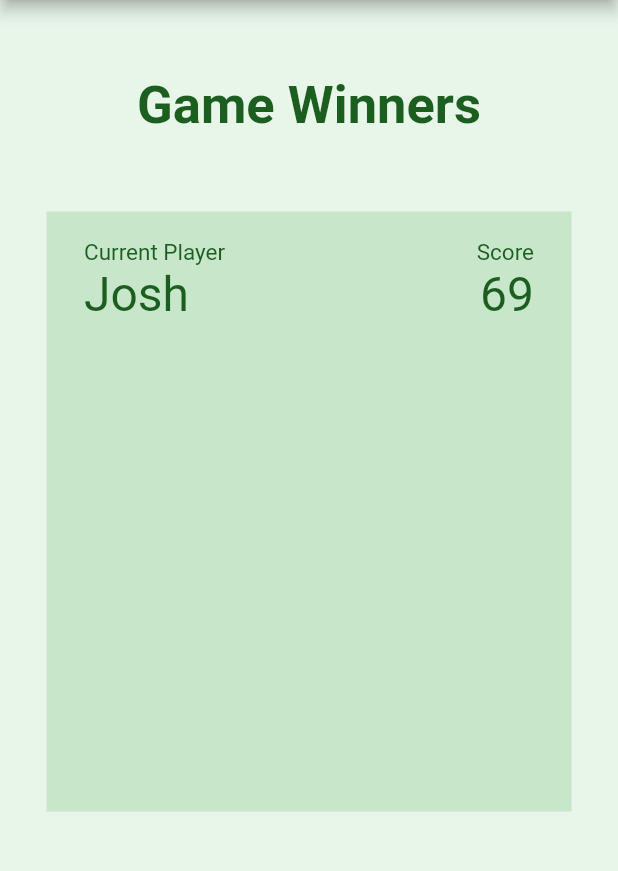
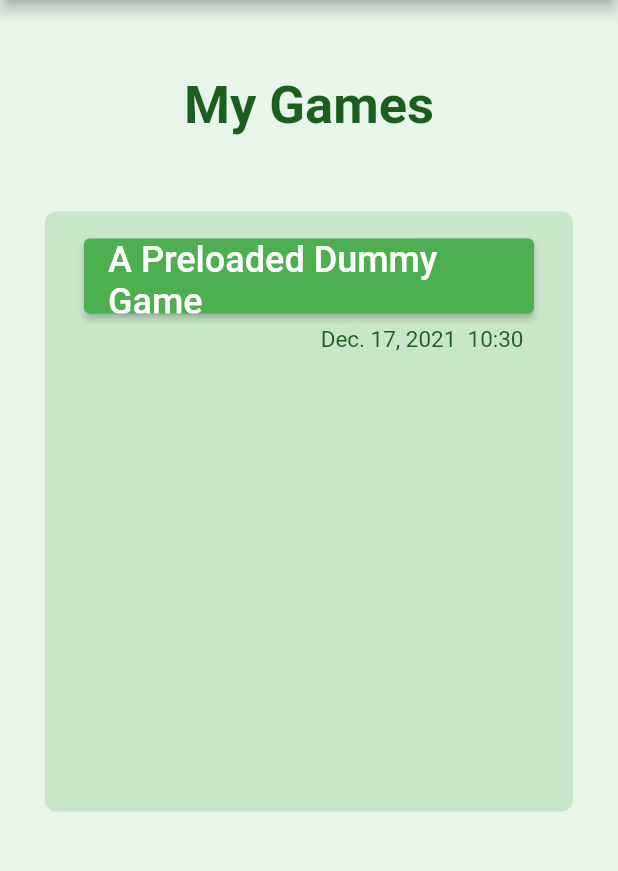
Before and after one commit to radicalgrim/game_saver, a Flutter app: the ScoreboardPage screen opened by its route, on a phone screen of 412 x 824 dp, the part 84-955 px from its top. Run offline on Flutter 3.47's test engine with Material 2 defaults, Android fonts, the phone set to English and light mode, and no system bars; our stand-ins replace flutter_form_builder, page_transition.

Commit message:
Redo scoreboards page and add game details page skeleton

```diff
--- a/lib/main.dart
+++ b/lib/main.dart
@@ -1,7 +1,9 @@
 import 'package:flutter/material.dart';
 import 'package:game_saver/pages/add_players_page.dart';
 import 'package:game_saver/pages/customize_game_page.dart';
+import 'package:game_saver/pages/end_of_game.dart';
 import 'package:game_saver/pages/end_of_round.dart';
+import 'package:game_saver/pages/game_details_page.dart';
 import 'package:game_saver/pages/game_options_page.dart';
 import 'package:game_saver/pages/home_page.dart';
 import 'package:game_saver/pages/round_x_page.dart';
@@ -31,7 +33,9 @@ class MyApp extends StatelessWidget {
       routes: {
         AddPlayersPage.route: (_) => const AddPlayersPage(),
         CustomizeGamePage.route: (_) => const CustomizeGamePage(),
-        EndOfRound.route: (_) => const EndOfRound(),
+        EndOfGamePage.route: (_) => const EndOfGamePage(),
+        EndOfRoundPage.route: (_) => const EndOfRoundPage(),
+        GameDetailsPage.route: (_) => const GameDetailsPage(),
         GameOptionsPage.route: (_) => const GameOptionsPage(),
         RoundXPage.route: (_) => const RoundXPage(),
         ScoreboardPage.route: (_) => const ScoreboardPage(),
--- a/lib/pages/add_players_page.dart
+++ b/lib/pages/add_players_page.dart
@@ -116,11 +116,11 @@ class AddPlayersPageState extends State<AddPlayersPage> {
                   padding: const EdgeInsets.symmetric(vertical: 15),
                   child: ElevatedButton(
                     child: const Text(ProjectStrings.nextButton,
-                        style: ProjectTextStyles.buttonLargeTextStyle),
+                        style: ProjectTextStyles.buttonStandardTextStyle),
                     onPressed: () {
                       if (gamePlayers.isNotEmpty) {
                         // Create new game
-                        globals.currentGame = GameInfo(gamePlayers);
+                        globals.currentGame = GameInfo(players: gamePlayers);
 
                         //Set defaults from options page for next game
                         // globals.currentGame!.showTimer = globals.gameOptionDefaultTimerON;
--- a/lib/pages/customize_game_page.dart
+++ b/lib/pages/customize_game_page.dart
@@ -159,7 +159,7 @@ class CustomizeGamePageState extends State<CustomizeGamePage> {
                 padding: const EdgeInsets.all(40.0),
                 child: ElevatedButton(
                   child: const Text(ProjectStrings.gameCustStartGame,
-                      style: ProjectTextStyles.buttonLargeTextStyle),
+                      style: ProjectTextStyles.buttonStandardTextStyle),
                   onPressed: () {
                     if (globals.currentGame!.name == null ||
                         globals.currentGame!.name == "") {
--- a/lib/pages/end_of_game.dart
+++ b/lib/pages/end_of_game.dart
@@ -84,14 +84,14 @@ class EndOfGamePageState extends State<EndOfGamePage> {
                     children: [
                       ElevatedButton(
                         child: const Text(ProjectStrings.eofGameScoreboards,
-                            style: ProjectTextStyles.buttonLargeTextStyle),
+                            style: ProjectTextStyles.buttonStandardTextStyle),
                         onPressed: () {
                           scoreboards();
                         },
                       ),
                       ElevatedButton(
                         child: const Text(ProjectStrings.eofGameNewGame,
-                            style: ProjectTextStyles.buttonLargeTextStyle),
+                            style: ProjectTextStyles.buttonStandardTextStyle),
                         onPressed: () {
                           newGame();
                         },
--- a/lib/pages/scoreboard.dart
+++ b/lib/pages/scoreboard.dart
@@ -28,17 +28,10 @@ class ScoreboardPageState extends State<ScoreboardPage> {
           },
         ),
       ),
-      // appBar: AppBar(
-      //   title: const Text(ProjectStrings.scoreboardHeader),
-      //   leading: IconButton(
-      //     icon: const Icon(Icons.arrow_back),
-      //     onPressed: () {
-      //       Navigator.pop(context);
-      //     },
-      //   ),
-      // ),
       body: SafeArea(
         child: Center(
+          child: Padding(
+            padding: const EdgeInsets.symmetric(horizontal: 30),
             child: Column(
               children: [
                 Padding(
@@ -48,6 +41,11 @@ class ScoreboardPageState extends State<ScoreboardPage> {
                       style: ProjectTextStyles.pageTitleTextStyle),
                 ),
                 Container(
+                  height: 400,
+                  padding: const EdgeInsets.fromLTRB(0, 10, 0, 0),
+                  decoration: BoxDecoration(
+                      color: ProjectColors.primarySwatch.shade100,
+                      borderRadius: const BorderRadius.all(Radius.circular(8))),
                   child: Center(
                     child: Column(
                       children: [
@@ -58,17 +56,15 @@ class ScoreboardPageState extends State<ScoreboardPage> {
                               .length, // Number of widget to be created.
                           itemBuilder: (context,
                                   itemIndex) => // Builder function for every item with index.
-                            globals.topScores[itemIndex],
+                              //globals.topScores[itemIndex],
+                              globals.gameListDisplay[itemIndex],
                         )
                       ],
                     ),
                   ),
-                width: 350,
-                height: 400,
-                padding: const EdgeInsets.fromLTRB(0, 10, 0, 0),
-                color: ProjectColors.primarySwatch.shade100,
                 ),
               ],
+            ),
           ),
         ),
       ),
--- a/lib/res/game_info.dart
+++ b/lib/res/game_info.dart
@@ -6,12 +6,13 @@ import 'package:game_saver/res/globals.dart';
 import 'package:game_saver/res/player_info.dart';
 
 class GameInfo {
-  GameInfo(this.players);
+  GameInfo({required this.players, this.name, this.timestamp});
 
   List<PlayerInfo> players = [];
   List<PlayerInfo> displayedPlayers = [];
   PlayerInfo? winner;
   String? name;
+  DateTime? timestamp = DateTime.now();
 
   int round = 0;
 
--- a/lib/res/globals.dart
+++ b/lib/res/globals.dart
@@ -6,6 +6,9 @@ import 'package:game_saver/res/game_info.dart';
 import 'package:game_saver/res/player_info.dart';
 import 'package:game_saver/res/strings.dart';
 import 'package:game_saver/res/text_styles.dart';
+import 'package:intl/intl.dart';
+
+import 'colors.dart';
 
 //Game Options Page
 bool gameOptionDefaultTimerON = false;
@@ -19,25 +22,71 @@ bool gameOption7 = false;
 enum HighLowOptions { high, low }
 
 //Game list for leaderboard
-List<GameInfo> gameList = [
-  GameInfo([PlayerInfo(69, 'Josh')])
+List<GameInfo?> gameList = [
+  GameInfo(
+      players: [PlayerInfo(69, 'Josh'), PlayerInfo(42, 'Hagrid')],
+      name: "A Preloaded Dummy Game",
+      timestamp: DateTime.now())
 ];
 
 GameInfo? currentGame;
 
 List<Widget> topScores = [
-  PlayerScoreWidget(gameList[0].players[0])
+  PlayerScoreWidget(gameList[0]?.players[0])
 ]; //Initialize with fake player
+
+List<Widget> gameListDisplay = [
+  GameDisplayWidget(gameList[0])
+]; //Initialize with fake game
+
+class GameDisplayWidget extends StatelessWidget {
+  const GameDisplayWidget(this.info, {Key? key}) : super(key: key);
+
+  final GameInfo? info;
+
+  @override
+  Widget build(BuildContext context) {
+    final displayName = info?.name.toString();
+    final timestamp = info?.timestamp;
+
+    return Padding(
+      padding: const EdgeInsets.symmetric(horizontal: 25, vertical: 8),
+      child: Column(
+        children: [
+          SizedBox(
+              width: 300,
+              height: 50,
+              child: ElevatedButton(
+                  onPressed: () => {},
+                  child: Text(
+                    displayName!,
+                    style: ProjectTextStyles.buttonLargeTextStyle,
+                  ))),
+          Padding(
+            padding: const EdgeInsets.all(8.0),
+            child: Align(
+              alignment: Alignment.centerRight,
+              child: Text(
+                formatTimestamp(timestamp),
+                style: ProjectTextStyles.playerScoreHintTextStyle,
+              ),
+            ),
+          ),
+        ],
+      ),
+    );
+  }
+}
 
 class PlayerScoreWidget extends StatelessWidget {
   const PlayerScoreWidget(this.info, {Key? key}) : super(key: key);
 
-  final PlayerInfo info;
+  final PlayerInfo? info;
 
   @override
   Widget build(BuildContext context) {
-    String displayName = info.displayname.toString();
-    String score = info.score.toString();
+    String? displayName = info?.displayname.toString();
+    String? score = info?.score.toString();
 
     return Padding(
       padding: const EdgeInsets.symmetric(horizontal: 25, vertical: 8),
@@ -61,11 +110,11 @@ class PlayerScoreWidget extends StatelessWidget {
             mainAxisAlignment: MainAxisAlignment.spaceBetween,
             children: [
               Text(
-                displayName,
+                displayName!,
                 style: ProjectTextStyles.playerScoreTextStyle,
               ),
               Text(
-                score,
+                score!,
                 style: ProjectTextStyles.playerScoreTextStyle,
               ),
             ],
@@ -74,6 +123,11 @@ class PlayerScoreWidget extends StatelessWidget {
       ),
     );
   }
+}
+
+String formatTimestamp(DateTime? timestamp) {
+  final DateFormat formatter = DateFormat('MMM. dd, yyyy  h:m');
+  return formatter.format(timestamp!);
 }
 
 showAlertDialog(BuildContext context, String message) {
--- a/lib/res/strings.dart
+++ b/lib/res/strings.dart
@@ -11,7 +11,10 @@ class ProjectStrings {
 
   // Scoreboard page
   static const String scoreboardHeader = scoreboardsButton;
-  static const String scoreboardPreviousGames = "Game Winners";
+  static const String scoreboardPreviousGames = "My Games";
+
+  // Game Deatails page
+  static const String gameDetailsHeader = "Game Details";
 
   // Add Players Page
   static const String addPlayersHeading = "Add Your Players";
--- a/lib/res/text_styles.dart
+++ b/lib/res/text_styles.dart
@@ -13,8 +13,10 @@ class ProjectTextStyles {
       color: ProjectColors.darkTextColor);
   static final TextStyle pageTitle2TextStyle =
       TextStyle(fontSize: 32, color: ProjectColors.darkTextColor);
+  static const TextStyle buttonStandardTextStyle =
+      TextStyle(fontSize: 20, color: ProjectColors.lightTextColor);
   static const TextStyle buttonLargeTextStyle =
-      TextStyle(fontSize: 20, color: ProjectColors.lightTextColor);
+      TextStyle(fontSize: 24, color: ProjectColors.lightTextColor);
   static final TextStyle appMiniTitleTextStyle =
       TextStyle(fontSize: 25, color: ProjectColors.darkTextColor);
   static final TextStyle playerScoreTextStyle =
@@ -25,4 +27,6 @@ class ProjectTextStyles {
       TextStyle(fontSize: 65, color: ProjectColors.blackTextColor);
   static final TextStyle playerScoreInputLabelTextStyle =
       TextStyle(fontSize: 22, color: ProjectColors.darkTextColor);
+  static const TextStyle gameListTitleTextStyle =
+      TextStyle(fontSize: 20, color: ProjectColors.lightTextColor);
 }
```
Also changed, not shown: lib/pages/end_of_round.dart (+9 -8 lines), lib/pages/game_details_page.dart (added, +50 -0 lines), lib/pages/round_x_page.dart (+5 -5 lines). Lines whose indentation alone changed are shown as unchanged.
